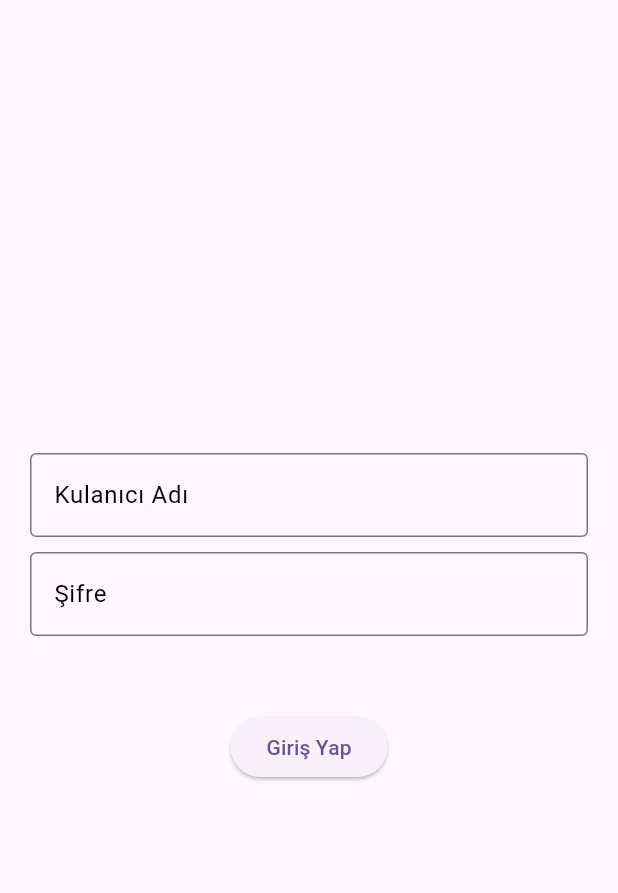
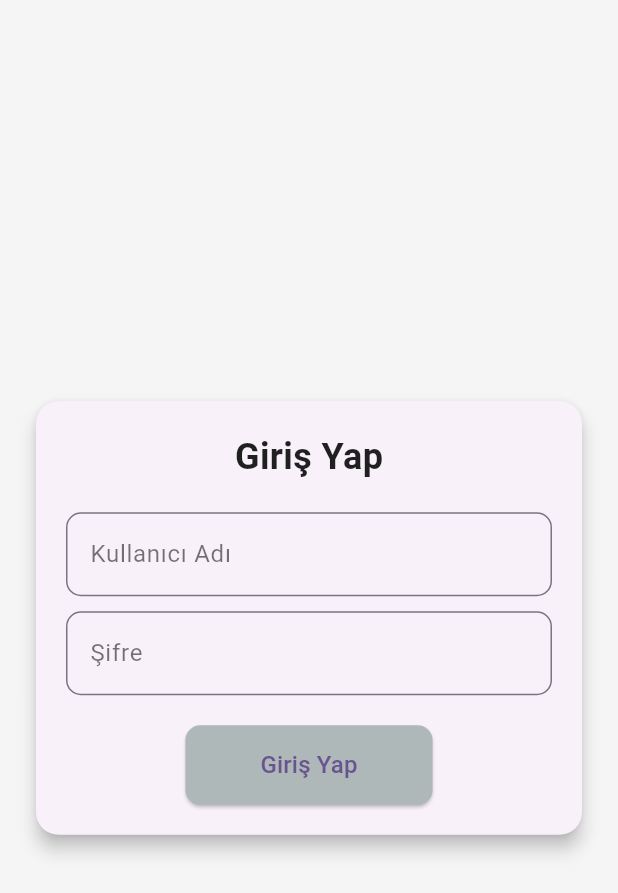
Before and after one commit to Aliunay/Intern-Project, a Flutter app: the screen it shows after launch, after a tap on the "arrow back" icon, on a phone screen of 412 x 824 dp. Shown: the top 893 px of the screen. Run offline on Flutter 3.47's test engine with Material 3 defaults, Android fonts, the phone set to English and light mode, and no system bars; our stand-ins replace fl_chart.

Commit message:
Update login_page.dart

```diff
--- a/project_intern/lib/login_page.dart
+++ b/project_intern/lib/login_page.dart
@@ -17,72 +17,103 @@ class _LoginPageState extends State<LoginPage> {
   @override
   Widget build(BuildContext context) {
     return Scaffold(
-      resizeToAvoidBottomInset: false,
-      body: Form(
+      backgroundColor: Colors.grey[100],
+      body: Center(
+        child: Form(
           child: Padding(
-          padding: const EdgeInsets.only(left: 20.0, right: 20.0),
+            padding: const EdgeInsets.symmetric(horizontal: 20.0),
+            child: Card(
+              elevation: 5,
+              shape: RoundedRectangleBorder(
+                borderRadius: BorderRadius.circular(15),
+              ),
+              child: Padding(
+                padding: const EdgeInsets.all(20.0),
                 child: Column(
-            mainAxisAlignment: MainAxisAlignment.center,
+                  mainAxisSize: MainAxisSize.min,
                   children: <Widget>[
+                    Text(
+                      "Giriş Yap",
+                      style: TextStyle(
+                        fontSize: 24,
+                        fontWeight: FontWeight.bold,
+                        color: Colors.black87,
+                      ),
+                    ),
+                    SizedBox(height: 20.0),
                     TextFormField(
                       decoration: InputDecoration(
                         focusedBorder: OutlineInputBorder(
-                      borderSide: BorderSide(color: Colors.black),
+                          borderSide: BorderSide(color: Colors.blueAccent),
+                          borderRadius: BorderRadius.circular(10),
                         ),
-                    labelText: "Kulanıcı Adı",
-                    labelStyle: TextStyle(color: Colors.black),
-                    border: OutlineInputBorder()
-
+                        labelText: "Kullanıcı Adı",
+                        labelStyle: TextStyle(color: Colors.black54),
+                        border: OutlineInputBorder(
+                          borderRadius: BorderRadius.circular(10),
                         ),
-                  validator: (value){
+                      ),
+                      validator: (value) {
                         if (value == null || value.isEmpty) {
                           return "Kullanıcı adınızı giriniz";
-                    } else {
-                      return "null";
                         }
+                        return null;
                       },
                       onSaved: (value) {
                         username = value ?? '';
                       },
                     ),
-              SizedBox(height: 10.0 ),
+                    SizedBox(height: 10.0),
                     TextFormField(
+                      obscureText: true,
                       decoration: InputDecoration(
                         focusedBorder: OutlineInputBorder(
-                      borderSide: BorderSide(color: Colors.black),
+                          borderSide: BorderSide(color: Colors.blueAccent),
+                          borderRadius: BorderRadius.circular(10),
                         ),
                         labelText: "Şifre",
-                    labelStyle: TextStyle(color: Colors.black),
-                    border: OutlineInputBorder()
-
+                        labelStyle: TextStyle(color: Colors.black54),
+                        border: OutlineInputBorder(
+                          borderRadius: BorderRadius.circular(10),
                         ),
-                  validator: (value){
+                      ),
+                      validator: (value) {
                         if (value == null || value.isEmpty) {
                           return "Şifrenizi giriniz";
-                    } else {
-                      return "null";
                         }
+                        return null;
                       },
                       onSaved: (value) {
-                    username = value ?? '';
+                        password = value ?? '';
                       },
                     ),
-                SizedBox(height: 50.0),
-                _LoginButton()
+                    SizedBox(height: 20.0),
+                    ElevatedButton(
+                      onPressed: () {
+                        Navigator.push(
+                          context,
+                          MaterialPageRoute(builder: (context) => DataPage()),
+                        );
+                      },
+                      style: ElevatedButton.styleFrom(
+                        padding: EdgeInsets.symmetric(horizontal: 50, vertical: 15),
+                        shape: RoundedRectangleBorder(
+                          borderRadius: BorderRadius.circular(10),
+                        ),
+                        backgroundColor: const Color.fromARGB(255, 175, 184, 184),
+                      ),
+                      child: Text(
+                        "Giriş Yap",
+                        style: TextStyle(fontSize: 16),
+                      ),
+                    ),
                   ],
                 ),
-        )),
-
+              ),
+            ),
+          ),
+        ),
+      ),
     );
   }
-
-  Widget _LoginButton() =>
-    ElevatedButton(onPressed: (){
-      Navigator.push(
-                      context,
-                      MaterialPageRoute(
-                          builder: (context) => DataPage()),
-                    );
-    }, child: Text("Giriş Yap"));
-
 }
```
Lines whose indentation alone changed are shown as unchanged.
